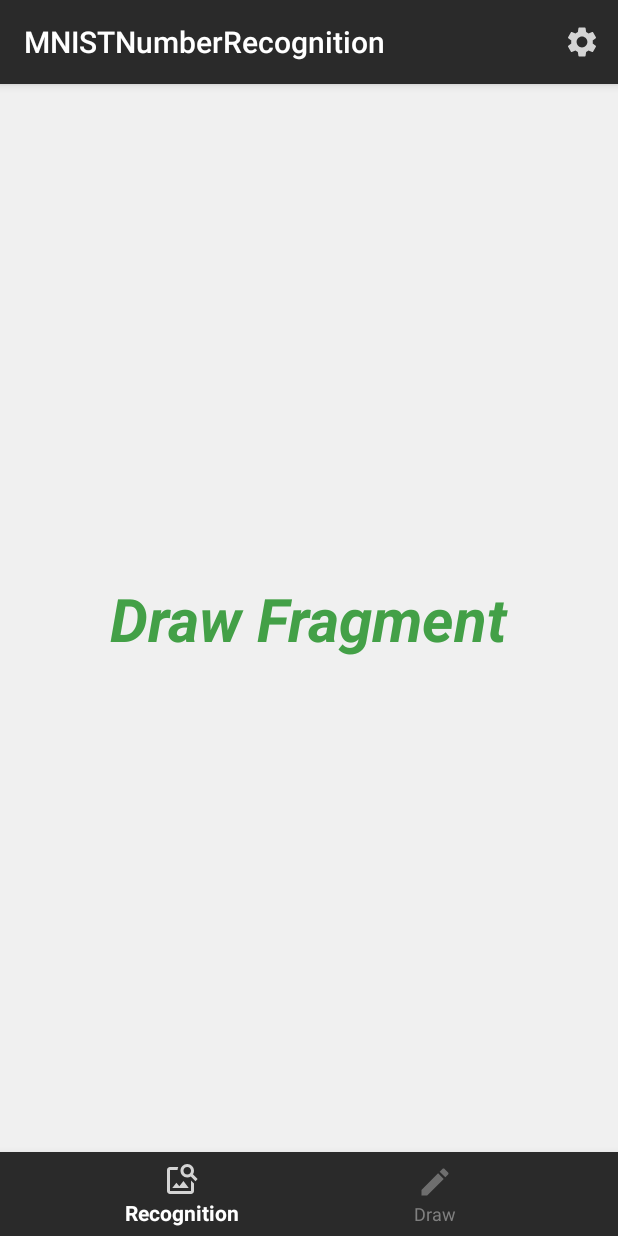
After one commit to b-brebion/android-mnist-digits-recognition, an Android app: the fragment DrawFragment placed in its activity, on a phone screen of 412 x 824 dp. The commit adds this screen. Run offline under Robolectric (Android 15) with nearby library versions, the phone set to English and light mode, and no system bars; libraries missing offline, so code that uses them is left out: org.pytorch; 1 statement that could not run was skipped.

Commit message:
Fragments init (semi functional)

```diff
--- /dev/null
+++ b/app/src/main/java/com/example/mnist_number_recognition/DrawFragment.java
@@ -0,0 +1,21 @@
+package com.example.mnist_number_recognition;
+
+import android.os.Bundle;
+
+import androidx.fragment.app.Fragment;
+
+import android.view.LayoutInflater;
+import android.view.View;
+import android.view.ViewGroup;
+
+public class DrawFragment extends Fragment {
+    public DrawFragment() {
+        // Required empty public constructor
+    }
+
+    @Override
+    public View onCreateView(LayoutInflater inflater, ViewGroup container, Bundle savedInstanceState) {
+        // Inflate the layout for this fragment
+        return inflater.inflate(R.layout.fragment_draw, container, false);
+    }
+}
--- a/app/src/main/res/layout/activity_main.xml
+++ b/app/src/main/res/layout/activity_main.xml
@@ -8,45 +8,15 @@
     android:background="@color/backgroundColor"
     tools:context=".MainActivity">
 
-    <ImageView
-        android:id="@+id/imageView"
-        android:layout_width="98dp"
-        android:layout_height="98dp"
-        android:layout_marginTop="100dp"
-        android:adjustViewBounds="true"
-        android:contentDescription="@string/mnist_nb_img"
-        app:layout_constraintEnd_toEndOf="parent"
-        app:layout_constraintHorizontal_bias="0.498"
-        app:layout_constraintStart_toStartOf="parent"
-        app:layout_constraintTop_toTopOf="parent" />
-
-    <TextView
-        android:id="@+id/textView"
-        android:layout_width="wrap_content"
-        android:layout_height="wrap_content"
-        android:layout_marginTop="40dp"
-        android:fontFamily="sans-serif"
-        android:textColor="@color/textColor"
-        android:textSize="22sp"
+    <FrameLayout
+        android:id="@+id/flFragment"
+        android:layout_width="match_parent"
+        android:layout_height="0dp"
+        app:layout_constraintBottom_toTopOf="@+id/bottom_navigation"
         app:layout_constraintEnd_toEndOf="parent"
         app:layout_constraintHorizontal_bias="0.5"
         app:layout_constraintStart_toStartOf="parent"
-        app:layout_constraintTop_toBottomOf="@+id/imageView" />
-
-    <Button
-        android:id="@+id/loadBtn"
-        android:layout_width="230dp"
-        android:layout_height="48dp"
-        android:layout_marginBottom="50dp"
-        android:background="@drawable/rounded_corner"
-        android:foreground="@drawable/ripple_effect"
-        android:text="@string/load_new_img"
-        android:textColor="@color/buttonTextColor"
-        android:textSize="16sp"
-        app:layout_constraintBottom_toBottomOf="parent"
-        app:layout_constraintEnd_toEndOf="parent"
-        app:layout_constraintHorizontal_bias="0.5"
-        app:layout_constraintStart_toStartOf="parent" />
+        app:layout_constraintTop_toTopOf="parent" />
 
     <com.google.android.material.bottomnavigation.BottomNavigationView
         android:id="@+id/bottom_navigation"
--- /dev/null
+++ b/app/src/main/res/layout/fragment_draw.xml
@@ -0,0 +1,24 @@
+<?xml version="1.0" encoding="utf-8"?>
+<androidx.constraintlayout.widget.ConstraintLayout
+    xmlns:android="http://schemas.android.com/apk/res/android"
+    xmlns:app="http://schemas.android.com/apk/res-auto"
+    xmlns:tools="http://schemas.android.com/tools"
+    android:layout_width="match_parent"
+    android:layout_height="match_parent"
+    tools:context=".MainActivity">
+
+    <TextView
+        android:id="@+id/drawFragment"
+        android:layout_width="wrap_content"
+        android:layout_height="wrap_content"
+        android:text="Draw Fragment"
+        android:textColor="#43a047"
+        android:textSize="40sp"
+        android:textStyle="italic|bold"
+        app:layout_constraintBottom_toBottomOf="parent"
+        app:layout_constraintEnd_toEndOf="parent"
+        app:layout_constraintHorizontal_bias="0.5"
+        app:layout_constraintStart_toStartOf="parent"
+        app:layout_constraintTop_toTopOf="parent" />
+
+</androidx.constraintlayout.widget.ConstraintLayout>
--- a/app/src/main/res/menu/bottom_navigation_menu.xml
+++ b/app/src/main/res/menu/bottom_navigation_menu.xml
@@ -1,11 +1,11 @@
 <?xml version="1.0" encoding="utf-8"?>
 <menu xmlns:android="http://schemas.android.com/apk/res/android">
     <item
-        android:id="@+id/page_1"
+        android:id="@+id/recognition"
         android:icon="@drawable/ic_recognition"
         android:title="@string/recognition"/>
     <item
-        android:id="@+id/page_2"
+        android:id="@+id/draw"
         android:icon="@drawable/ic_draw"
         android:title="@string/draw"/>
 </menu>
--- a/app/src/main/res/values/strings.xml
+++ b/app/src/main/res/values/strings.xml
@@ -4,4 +4,6 @@
     <string name="load_new_img">Load a new image</string>
     <string name="recognition">Recognition</string>
     <string name="draw">Draw</string>
+    <!-- TODO: Remove or change this placeholder text -->
+    <string name="hello_blank_fragment">Hello blank fragment</string>
 </resources>
```
Also changed, not shown: app/src/main/java/com/example/mnist_number_recognition/MainActivity.java (+25 -0 lines), app/src/main/java/com/example/mnist_number_recognition/RecognitionFragment.java (added, +21 -0 lines), app/src/main/res/layout/fragment_recognition.xml (added, +50 -0 lines).
